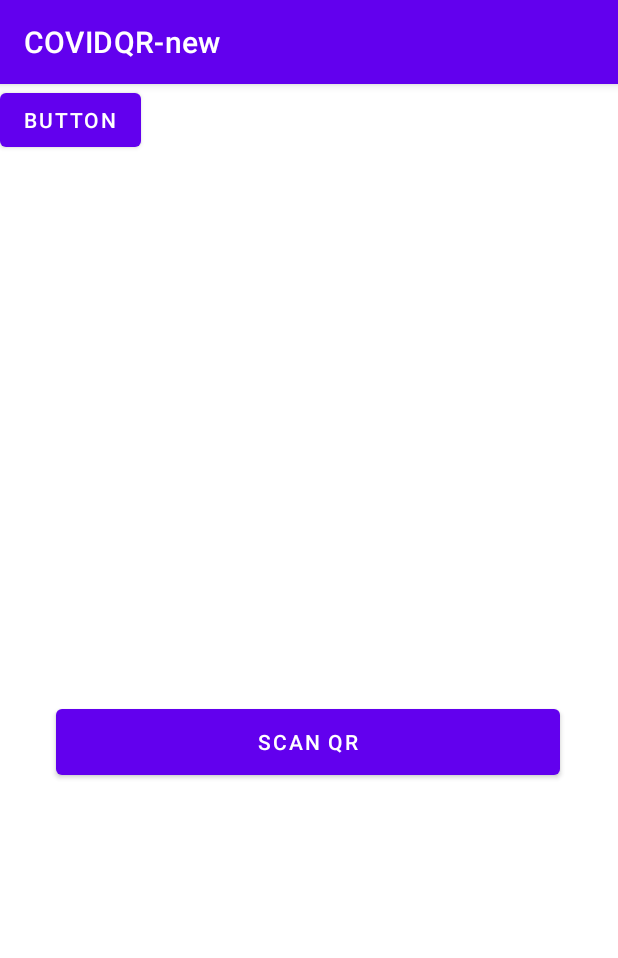
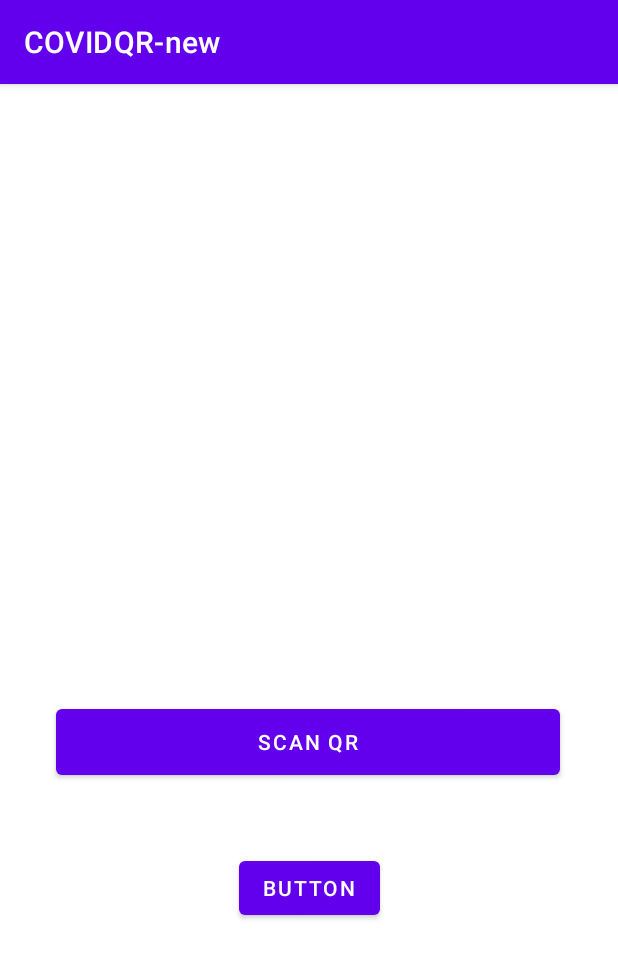
Before and after one commit to HemalathaMadeswaran18/COVIDQR-new, an Android app: the scan_qr screen opened directly, with no data from a screen before it, on a phone screen of 412 x 824 dp. Shown: the top 958 px of the screen. Run offline under Robolectric (Android 15) with nearby library versions, the phone set to English and light mode, and no system bars; libraries missing offline, so code that uses them is left out: com.google.zxing.integration, com.journeyapps.barcodescanner.

Commit message:
rv bug fixed

```diff
--- a/app/src/main/java/com/example/covidqr_new/MyAdapter.java
+++ b/app/src/main/java/com/example/covidqr_new/MyAdapter.java
@@ -40,7 +40,7 @@ public class MyAdapter extends RecyclerView.Adapter<MyAdapter.MyViewHolder> {
 
     @Override
     public int getItemCount() {
-        return 0;
+        return this.date.size();
     }
 
     public class MyViewHolder extends RecyclerView.ViewHolder {
--- a/app/src/main/java/com/example/covidqr_new/scan_qr.java
+++ b/app/src/main/java/com/example/covidqr_new/scan_qr.java
@@ -39,7 +39,7 @@ public String res;
         user.setOnClickListener(new View.OnClickListener() {
             @Override
             public void onClick(View view) {
-
+                //System.out.println("to user list");
                 Intent intent = new Intent(scan_qr.this,Userlist.class);
                 startActivity(intent);
             }
@@ -85,12 +85,8 @@ public String res;
                 String currentTime = "12.00";
                 String currentDate = "12/3/2022";
                 dbHandler.addNewLocal(currentTime, currentDate);
-
-
                 System.out.println("data to sqlite added ");
                 System.out.println(dbHandler.getdata());
-
-
             }
         }
         else{
--- a/app/src/main/res/layout/activity_userlist.xml
+++ b/app/src/main/res/layout/activity_userlist.xml
@@ -5,7 +5,7 @@
     android:layout_height="match_parent">
 
     <androidx.recyclerview.widget.RecyclerView
-        android:id="@+id/recyclerview"
+        android:id="@+id/recyclerview1"
         android:layout_width="match_parent"
         android:layout_height="match_parent"
       />
--- a/app/src/main/res/layout/scan_qr_ui.xml
+++ b/app/src/main/res/layout/scan_qr_ui.xml
@@ -22,6 +22,9 @@
         android:layout_width="wrap_content"
         android:layout_height="wrap_content"
         android:text="Button"
-        tools:layout_editor_absoluteX="129dp"
-        tools:layout_editor_absoluteY="560dp" />
+        app:layout_constraintBottom_toBottomOf="parent"
+        app:layout_constraintEnd_toEndOf="parent"
+        app:layout_constraintStart_toStartOf="parent"
+        app:layout_constraintTop_toTopOf="parent"
+        app:layout_constraintVertical_bias="0.711" />
 </androidx.constraintlayout.widget.ConstraintLayout>
```
Also changed, not shown: app/src/main/java/com/example/covidqr_new/Userlist.java (+7 -4 lines).
